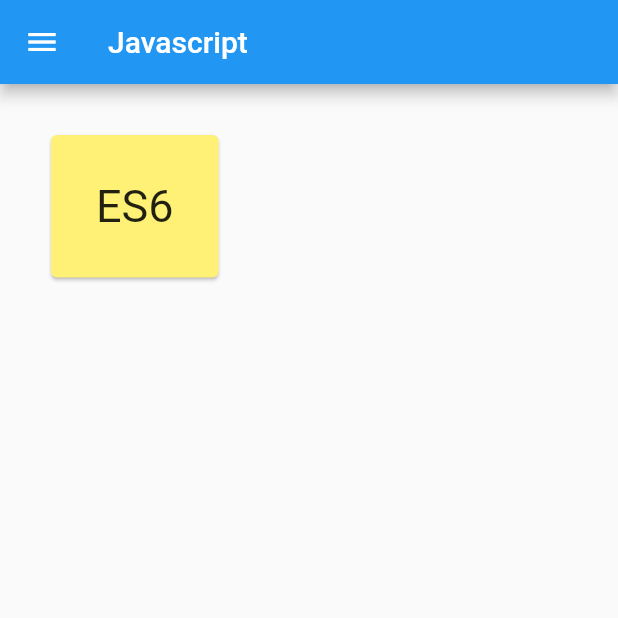
After one commit to 2705srinivas/flash_cards, a Flutter app: the screen it shows after launch, after a tap on "Javascript", on a phone screen of 412 x 824 dp, the top half of it. The commit adds this screen. Run offline on Flutter 3.47's test engine with Material 2 defaults, Android fonts, the phone set to English and light mode, and no system bars; our stand-ins replace flutter_markdown.

Commit message:
menu bar layout with animation

```diff
--- /dev/null
+++ b/lib/screens/layout.dart
@@ -0,0 +1,83 @@
+import 'package:flutter/material.dart';
+
+class Layout extends StatefulWidget {
+  final String title;
+  final Widget body;
+
+  Layout(this.title, this.body);
+
+  @override
+  LayoutState createState() => LayoutState(title, body);
+}
+
+class LayoutState extends State with TickerProviderStateMixin {
+  final String title;
+  final Widget body;
+  String menuState = 'close';
+  AnimationController _openMenuController;
+  Animation _openMenu;
+  LayoutState(this.title, this.body);
+
+  @override
+  void initState() {
+    super.initState();
+
+    _openMenuController =
+        AnimationController(vsync: this, duration: Duration(milliseconds: 150));
+
+    _openMenu = Tween(
+      begin: 0.0,
+      end: 1.0,
+    ).animate(
+        CurvedAnimation(parent: _openMenuController, curve: Curves.easeOut));
+  }
+
+  @override
+  Widget build(BuildContext context) {
+    return Scaffold(
+        appBar: AppBar(
+            title: Text(title),
+            leading: GestureDetector(
+                child: Icon(Icons.menu),
+                onTap: () => {
+                      setState(() {
+                        if (menuState == 'open') {
+                          menuState = 'close';
+                          _openMenuController.reverse();
+                        } else {
+                          menuState = 'open';
+                          _openMenuController.forward();
+                        }
+                      })
+                    })),
+        body: Stack(
+          children: [body, menuBar(context)],
+        ));
+  }
+
+  Widget menuBar(BuildContext context) {
+    return AnimatedBuilder(
+        animation: _openMenu,
+        builder: (context, child) => Container(
+            transform: Matrix4.translationValues(
+                MediaQuery.of(context).size.width * (_openMenu.value - 1.0) / 3,
+                0,
+                0),
+            width: MediaQuery.of(context).size.width / 3,
+            height: MediaQuery.of(context).size.height,
+            decoration: BoxDecoration(color: Colors.blue[500]),
+            child: Column(
+              children: [
+                // Padding(padding: const EdgeInsets.fromLTRB(10, 60, 0, 0)),
+                Container(
+                  padding: const EdgeInsets.all(10),
+                  width: MediaQuery.of(context).size.width,
+                  decoration: BoxDecoration(
+                      border: Border(
+                          bottom: BorderSide(width: 1, color: Colors.white))),
+                  child: Text('One', style: TextStyle()),
+                ),
+              ],
+            )));
+  }
+}
--- a/lib/screens/modules.dart
+++ b/lib/screens/modules.dart
@@ -1,5 +1,6 @@
 import 'package:flash_cards/notes/index.dart';
 import 'package:flutter/material.dart';
+import './layout.dart';
 
 class Modules extends StatefulWidget {
   final String subject;
@@ -18,9 +19,9 @@ class PageState extends State {
 
   @override
   Widget build(BuildContext context) {
-    return Scaffold(
-      appBar: AppBar(title: Text(subjects[subject].name)),
-      body: SingleChildScrollView(
+    return Layout(
+      subjects[subject].name,
+      SingleChildScrollView(
           child: Container(
         padding: const EdgeInsets.all(30.0),
         child: _studyCard(context, subject),
```
Also changed, not shown: lib/screens/notes.dart (+4 -5 lines).
